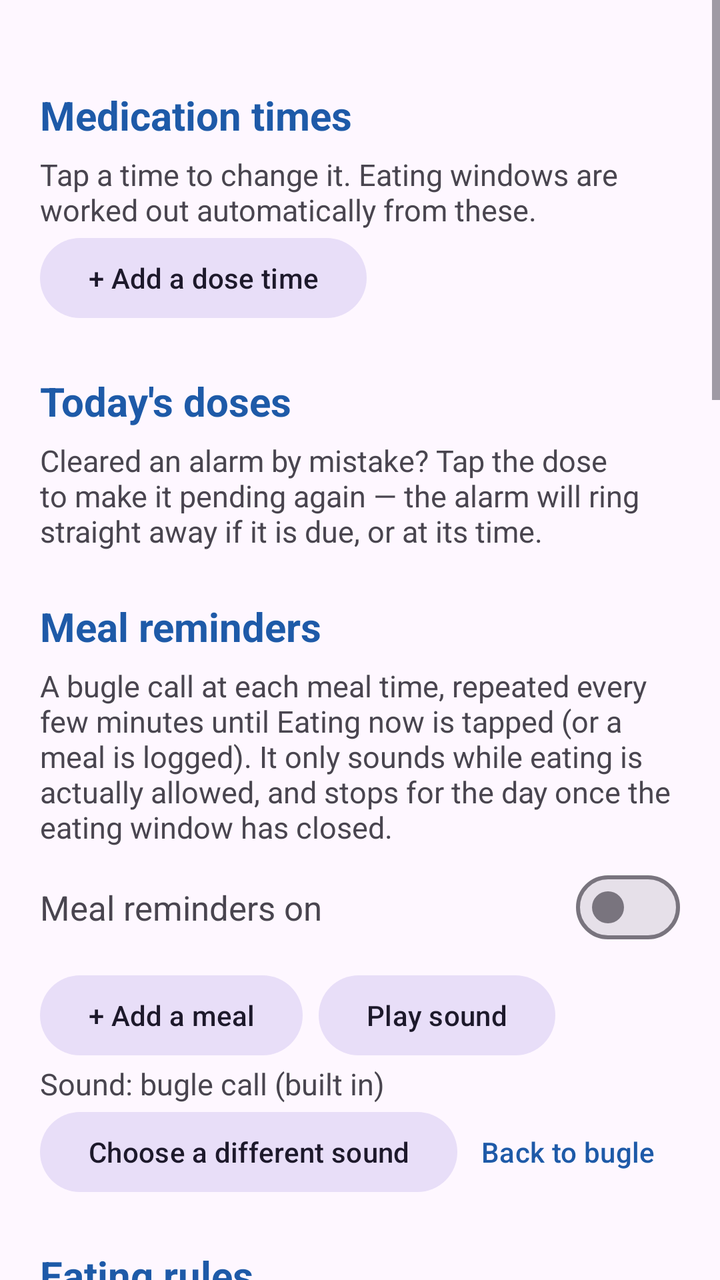
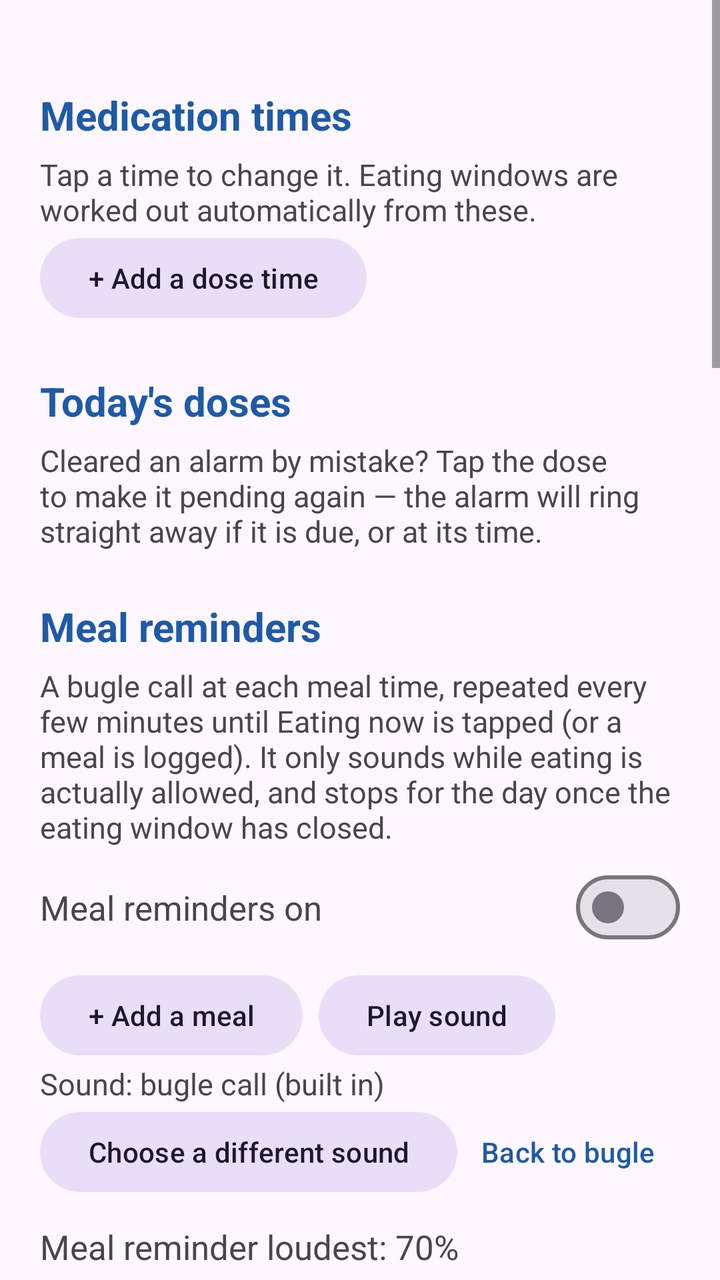

Two renders of the same Android screen: before a commit and after it. Below are the layout's source before the change and the commit's diff.
<!-- AndroidManifest.xml: activity theme Theme.PillGuard.WithBar -->
<!-- res/layout/activity_settings.xml -->
<?xml version="1.0" encoding="utf-8"?>
<ScrollView xmlns:android="http://schemas.android.com/apk/res/android"
    android:layout_width="match_parent"
    android:layout_height="match_parent">

    <LinearLayout
        android:layout_width="match_parent"
        android:layout_height="wrap_content"
        android:orientation="vertical"
        android:padding="20dp">

        <TextView style="@style/SettingsHeader" android:text="Medication times" />
        <TextView
            android:layout_width="match_parent"
            android:layout_height="wrap_content"
            android:textSize="15sp"
            android:text="Tap a time to change it. Eating windows are worked out automatically from these." />
        <LinearLayout
            android:id="@+id/doseTimes"
            android:layout_width="match_parent"
            android:layout_height="wrap_content"
            android:orientation="vertical" />
        <Button
            android:id="@+id/btnAddDose"
            style="@style/Widget.Material3.Button.TonalButton"
            android:layout_width="wrap_content"
            android:layout_height="wrap_content"
            android:textAllCaps="false"
            android:text="+ Add a dose time" />

        <TextView style="@style/SettingsHeader" android:text="Today's doses" />
        <TextView
            android:layout_width="match_parent"
            android:layout_height="wrap_content"
            android:textSize="15sp"
            android:text="Cleared an alarm by mistake? Tap the dose to make it pending again — the alarm will ring straight away if it is due, or at its time." />
        <LinearLayout
            android:id="@+id/todayDoses"
            android:layout_width="match_parent"
            android:layout_height="wrap_content"
            android:orientation="vertical" />

        <TextView style="@style/SettingsHeader" android:text="Meal reminders" />
        <TextView
            android:layout_width="match_parent"
            android:layout_height="wrap_content"
            android:textSize="15sp"
            android:text="A bugle call at each meal time, repeated every few minutes until Eating now is tapped (or a meal is logged). It only sounds while eating is actually allowed, and stops for the day once the eating window has closed." />
        <LinearLayout style="@style/SettingsRow">
            <TextView style="@style/SettingsLabel" android:text="Meal reminders on" />
            <com.google.android.material.materialswitch.MaterialSwitch
                android:id="@+id/mealsEnabled"
                android:layout_width="wrap_content"
                android:layout_height="wrap_content" />
        </LinearLayout>
        <LinearLayout
            android:id="@+id/mealTimes"
            android:layout_width="match_parent"
            android:layout_height="wrap_content"
            android:orientation="vertical" />
        <LinearLayout
            android:layout_width="match_parent"
            android:layout_height="wrap_content"
            android:orientation="horizontal">
            <Button
                android:id="@+id/btnAddMeal"
                style="@style/Widget.Material3.Button.TonalButton"
                android:layout_width="wrap_content"
                android:layout_height="wrap_content"
                android:textAllCaps="false"
                android:text="+ Add a meal" />
            <Button
                android:id="@+id/btnTestMeal"
                style="@style/Widget.Material3.Button.TonalButton"
                android:layout_width="wrap_content"
                android:layout_height="wrap_content"
                android:layout_marginStart="8dp"
                android:textAllCaps="false"
                android:text="Play sound" />
        </LinearLayout>
        <TextView
            android:id="@+id/mealSoundInfo"
            android:layout_width="match_parent"
            android:layout_height="wrap_content"
            android:textSize="15sp"
            android:text="Sound: bugle call (built in)" />
        <LinearLayout
            android:layout_width="match_parent"
            android:layout_height="wrap_content"
            android:orientation="horizontal">
            <Button
                android:id="@+id/btnPickMealSound"
                style="@style/Widget.Material3.Button.TonalButton"
                android:layout_width="wrap_content"
                android:layout_height="wrap_content"
                android:textAllCaps="false"
                android:text="Choose a different sound" />
            <Button
                android:id="@+id/btnBugle"
                style="@style/Widget.Material3.Button.TextButton"
                android:layout_width="wrap_content"
                android:layout_height="wrap_content"
                android:textAllCaps="false"
                android:text="Back to bugle" />
        </LinearLayout>

        <TextView style="@style/SettingsHeader" android:text="Eating rules" />
        <LinearLayout style="@style/SettingsRow">
            <TextView style="@style/SettingsLabel" android:text="Minutes after a dose before eating" />
            <EditText android:id="@+id/eatAfter" style="@style/SettingsNumber" />
        </LinearLayout>
        <LinearLayout style="@style/SettingsRow">
            <TextView style="@style/SettingsLabel" android:text="Minutes food-free before the next dose" />
            <EditText android:id="@+id/eatBefore" style="@style/SettingsNumber" />
        </LinearLayout>

        <TextView style="@style/SettingsHeader" android:text="Alarm" />
        <LinearLayout style="@style/SettingsRow">
            <TextView style="@style/SettingsLabel" android:text="Ring again after (minutes) — until the code is scanned" />
            <EditText android:id="@+id/snooze" style="@style/SettingsNumber" />
        </LinearLayout>
        <TextView
            android:layout_width="match_parent"
            android:layout_height="wrap_content"
            android:textSize="15sp"
            android:text="The alarm rings without stopping until a button is pressed or the code is scanned." />
        <LinearLayout
            android:layout_width="match_parent"
            android:layout_height="wrap_content"
            android:orientation="horizontal">
            <Button
                android:id="@+id/btnTestAlarm"
                style="@style/Widget.Material3.Button.TonalButton"
                android:layout_width="wrap_content"
                android:layout_height="wrap_content"
                android:textAllCaps="false"
                android:text="Test alarm (15 s)" />
            <Button
                android:id="@+id/btnCancelTest"
                style="@style/Widget.Material3.Button.TextButton"
                android:layout_width="wrap_content"
                android:layout_height="wrap_content"
                android:layout_marginStart="8dp"
                android:textAllCaps="false"
                android:text="Cancel test alarm" />
        </LinearLayout>

        <TextView style="@style/SettingsHeader" android:text="Volume" />
        <TextView
            android:layout_width="match_parent"
            android:layout_height="wrap_content"
            android:textSize="15sp"
            android:text="The alarm starts quiet and gets louder, so it does not startle him nearby but still reaches another room. The phone\'s own alarm volume is the ceiling." />
        <TextView
            android:id="@+id/volLabel"
            android:layout_width="match_parent"
            android:layout_height="wrap_content"
            android:layout_marginTop="8dp"
            android:textSize="17sp"
            android:text="Loudest: 100%" />
        <SeekBar
            android:id="@+id/volSeek"
            android:layout_width="match_parent"
            android:layout_height="wrap_content"
            android:min="10"
            android:max="100"
            android:paddingTop="8dp"
            android:paddingBottom="8dp" />
        <LinearLayout style="@style/SettingsRow">
            <TextView style="@style/SettingsLabel" android:text="Start at (% of that)" />
            <EditText android:id="@+id/volStart" style="@style/SettingsNumber" />
        </LinearLayout>
        <LinearLayout style="@style/SettingsRow">
            <TextView style="@style/SettingsLabel" android:text="Reach full volume after (minutes)" />
            <EditText android:id="@+id/volRamp" style="@style/SettingsNumber" />
        </LinearLayout>
        <Button
            android:id="@+id/btnVolSample"
            style="@style/Widget.Material3.Button.TonalButton"
            android:layout_width="wrap_content"
            android:layout_height="wrap_content"
            android:textAllCaps="false"
            android:text="Hear quiet start, then full" />

        <TextView style="@style/SettingsHeader" android:text="Carer PIN" />
        <LinearLayout style="@style/SettingsRow">
            <TextView style="@style/SettingsLabel" android:text="PIN (4–8 digits)" />
            <EditText
                android:id="@+id/pin"
                style="@style/SettingsNumber"
                android:inputType="numberPassword"
                android:hint="unchanged" />
        </LinearLayout>

        <TextView style="@style/SettingsHeader" android:text="QR code" />
        <TextView
            android:id="@+id/qrInfo"
            android:layout_width="match_parent"
            android:layout_height="wrap_content"
            android:textSize="15sp"
            android:text="" />
        <Button
            android:id="@+id/btnNewQr"
            style="@style/Widget.Material3.Button.TonalButton"
            android:layout_width="wrap_content"
            android:layout_height="wrap_content"
            android:textAllCaps="false"
            android:text="Generate a new QR code (old one stops working)" />
        <Button
            android:id="@+id/btnAdoptQr"
            style="@style/Widget.Material3.Button.TonalButton"
            android:layout_width="wrap_content"
            android:layout_height="wrap_content"
            android:textAllCaps="false"
            android:text="Use a code I already printed (scan it)" />

        <TextView style="@style/SettingsHeader" android:text="Carer alerts" />
        <TextView
            android:layout_width="match_parent"
            android:layout_height="wrap_content"
            android:textSize="15sp"
            android:text="Sends a push notification to the carer's phone if a dose is still unconfirmed after the delay below. Install the free ntfy app on the carer's phone and subscribe to the topic shown." />
        <LinearLayout style="@style/SettingsRow">
            <TextView style="@style/SettingsLabel" android:text="Alerts on" />
            <com.google.android.material.materialswitch.MaterialSwitch
                android:id="@+id/alertsEnabled"
                android:layout_width="wrap_content"
                android:layout_height="wrap_content" />
        </LinearLayout>
        <LinearLayout style="@style/SettingsRow">
            <TextView style="@style/SettingsLabel" android:text="Alert after (minutes past due)" />
            <EditText android:id="@+id/alertAfter" style="@style/SettingsNumber" />
        </LinearLayout>
        <TextView
            android:id="@+id/alertTopic"
            android:layout_width="match_parent"
            android:layout_height="wrap_content"
            android:textSize="15sp"
            android:textIsSelectable="true"
            android:fontFamily="monospace"
            android:text="" />
        <LinearLayout
            android:layout_width="match_parent"
            android:layout_height="wrap_content"
            android:orientation="horizontal">
            <Button
                android:id="@+id/btnShareTopic"
                style="@style/Widget.Material3.Button.TonalButton"
                android:layout_width="wrap_content"
                android:layout_height="wrap_content"
                android:textAllCaps="false"
                android:text="Share topic link" />
            <Button
                android:id="@+id/btnTestAlert"
                style="@style/Widget.Material3.Button.TonalButton"
                android:layout_width="wrap_content"
                android:layout_height="wrap_content"
                android:layout_marginStart="8dp"
                android:textAllCaps="false"
                android:text="Send test alert" />
        </LinearLayout>

        <Button
            android:id="@+id/btnSave"
            style="@style/BigButton"
            android:layout_width="match_parent"
            android:layout_height="wrap_content"
            android:layout_marginTop="24dp"
            android:text="Save" />
    </LinearLayout>
</ScrollView>
<!-- resources referenced by this layout -->
<resources>
  <style name="BigButton" parent="Widget.Material3.Button">
          <item name="android:textSize">22sp</item>
          <item name="android:minHeight">72dp</item>
          <item name="android:layout_marginTop">12dp</item>
          <item name="android:textAllCaps">false</item>
          <item name="cornerRadius">16dp</item>
      </style>
  <style name="SettingsHeader">
          <item name="android:layout_width">match_parent</item>
          <item name="android:layout_height">wrap_content</item>
          <item name="android:layout_marginTop">24dp</item>
          <item name="android:layout_marginBottom">6dp</item>
          <item name="android:textSize">20sp</item>
          <item name="android:textStyle">bold</item>
          <item name="android:textColor">@color/brand</item>
      </style>
  <style name="SettingsLabel">
          <item name="android:layout_width">0dp</item>
          <item name="android:layout_height">wrap_content</item>
          <item name="android:layout_weight">1</item>
          <item name="android:textSize">17sp</item>
      </style>
  <style name="SettingsNumber">
          <item name="android:layout_width">96dp</item>
          <item name="android:layout_height">wrap_content</item>
          <item name="android:inputType">number</item>
          <item name="android:textSize">20sp</item>
          <item name="android:gravity">center</item>
      </style>
  <style name="SettingsRow">
          <item name="android:layout_width">match_parent</item>
          <item name="android:layout_height">wrap_content</item>
          <item name="android:orientation">horizontal</item>
          <item name="android:gravity">center_vertical</item>
          <item name="android:paddingTop">6dp</item>
          <item name="android:paddingBottom">6dp</item>
      </style>
  <style name="Theme.PillGuard.WithBar" parent="Theme.Material3.Light">
          <item name="colorPrimary">@color/brand</item>
          <item name="colorPrimaryVariant">@color/brand_dark</item>
          <item name="colorOnPrimary">@color/white</item>
          <item name="android:statusBarColor">@color/brand_dark</item>
      </style>
  <color name="brand">#1E5AA8</color>
  <color name="brand_dark">#143F78</color>
  <color name="white">#FFFFFF</color>
</resources>

<!-- the commit's change to res/layout/activity_settings.xml (unified diff, before → after) -->
@@ -104,6 +104,30 @@
                 android:text="Back to bugle" />
         </LinearLayout>
 
+        <TextView
+            android:id="@+id/mealVolLabel"
+            android:layout_width="match_parent"
+            android:layout_height="wrap_content"
+            android:layout_marginTop="12dp"
+            android:textSize="17sp"
+            android:text="Meal reminder loudest: 70%" />
+        <SeekBar
+            android:id="@+id/mealVolSeek"
+            android:layout_width="match_parent"
+            android:layout_height="wrap_content"
+            android:min="10"
+            android:max="100"
+            android:paddingTop="8dp"
+            android:paddingBottom="8dp" />
+        <LinearLayout style="@style/SettingsRow">
+            <TextView style="@style/SettingsLabel" android:text="Start at (% of that)" />
+            <EditText android:id="@+id/mealVolStart" style="@style/SettingsNumber" />
+        </LinearLayout>
+        <LinearLayout style="@style/SettingsRow">
+            <TextView style="@style/SettingsLabel" android:text="Reach full volume after (minutes)" />
+            <EditText android:id="@+id/mealVolRamp" style="@style/SettingsNumber" />
+        </LinearLayout>
+
         <TextView style="@style/SettingsHeader" android:text="Eating rules" />
         <LinearLayout style="@style/SettingsRow">
             <TextView style="@style/SettingsLabel" android:text="Minutes after a dose before eating" />
@@ -145,7 +169,7 @@
                 android:text="Cancel test alarm" />
         </LinearLayout>
 
-        <TextView style="@style/SettingsHeader" android:text="Volume" />
+        <TextView style="@style/SettingsHeader" android:text="Pill alarm volume" />
         <TextView
             android:layout_width="match_parent"
             android:layout_height="wrap_content"
